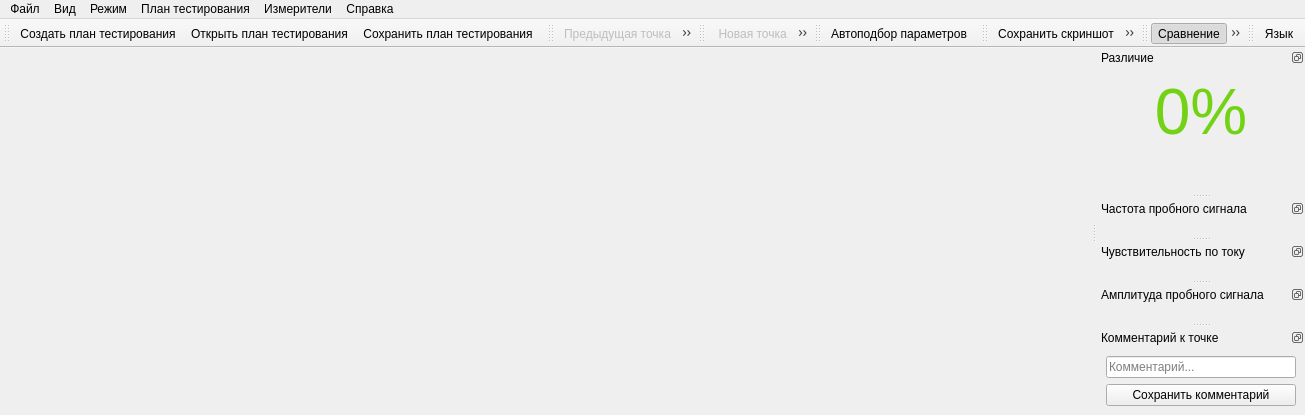
The window that gui/mainwindow.ui (EPC-MSU/EPLab) describes before a commit, drawn with Qt 5.
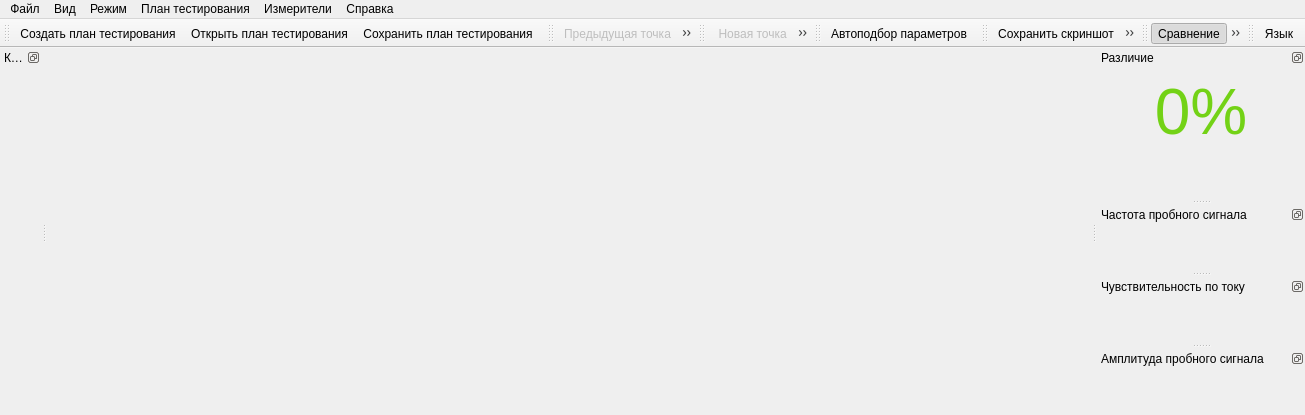
The same window after the commit. Icons and pictures are not drawn.

Commit message: Added table with comments

What changed in the file:
```diff
--- a/gui/mainwindow.ui
+++ b/gui/mainwindow.ui
@@ -159,27 +159,10 @@
     <string>Комментарий к точке</string>
    </property>
    <attribute name="dockWidgetArea">
-    <number>2</number>
+    <number>1</number>
    </attribute>
    <widget class="QWidget" name="comment_dock_widget">
-    <layout class="QVBoxLayout" name="vertical_layout_4">
-     <item>
-      <widget class="QLineEdit" name="line_comment_pin">
-       <property name="placeholderText">
-        <string>Комментарий...</string>
-       </property>
-       <property name="clearButtonEnabled">
-        <bool>false</bool>
-       </property>
-      </widget>
-     </item>
-     <item>
-      <widget class="QPushButton" name="save_comment_push_button">
-       <property name="text">
-        <string>Сохранить комментарий</string>
-       </property>
-      </widget>
-     </item>
+    <layout class="QVBoxLayout" name="comment_vertical_layout">
      <item>
       <spacer name="vertical_spacer_2">
        <property name="orientation">
```
The commit also changes 5 other files.
